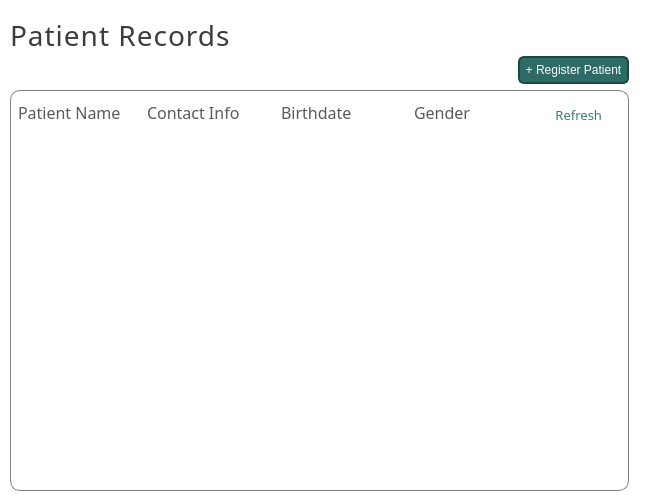
Before: the Qt Designer form ui/PagePatients.ui in karlito20/AdoraFlowProject, drawn with Qt 5.
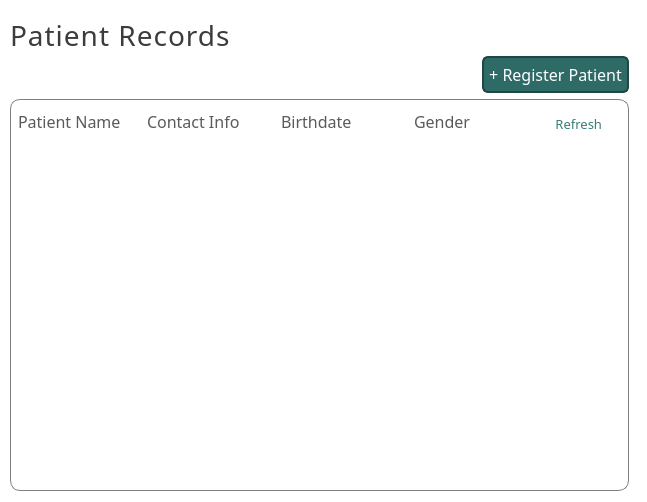
After: the same form once the commit is applied.

What changed in the file:
```diff
--- a/ui/PagePatients.ui
+++ b/ui/PagePatients.ui
@@ -555,6 +555,12 @@
      </item>
      <item alignment="Qt::AlignmentFlag::AlignRight|Qt::AlignmentFlag::AlignTop">
       <widget class="QPushButton" name="register_button">
+       <property name="font">
+        <font>
+         <family>Slate</family>
+         <pointsize>12</pointsize>
+        </font>
+       </property>
        <property name="cursor">
         <cursorShape>PointingHandCursor</cursorShape>
        </property>
@@ -749,7 +755,7 @@
               <x>0</x>
               <y>0</y>
               <width>601</width>
-              <height>345</height>
+              <height>344</height>
              </rect>
             </property>
             <property name="styleSheet">
```
